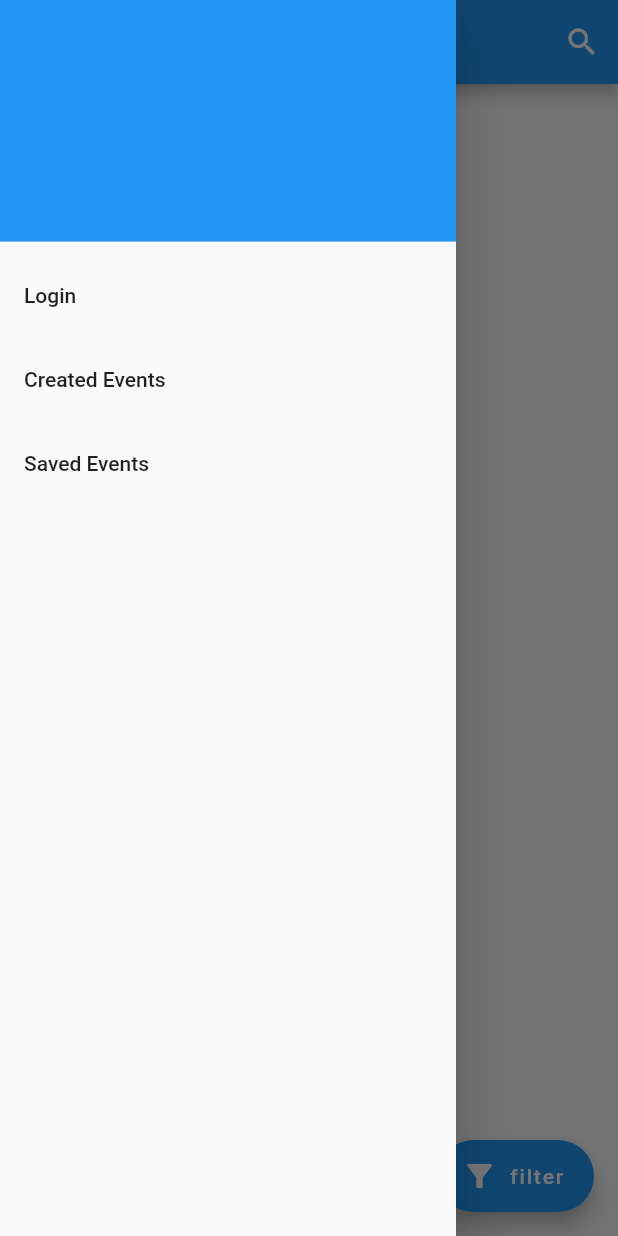
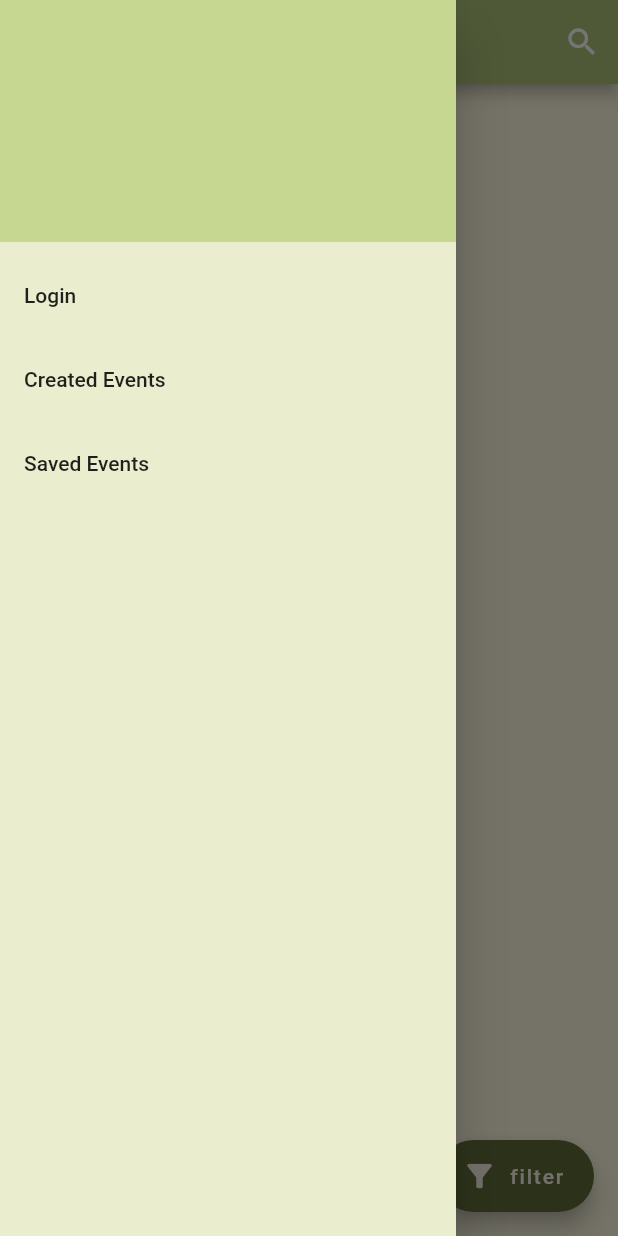
Before and after one commit to YukiHinana/GTEvents, a Flutter app: the screen it shows after launch, with the side drawer open, on a phone screen of 412 x 824 dp. Run offline on Flutter 3.47's test engine with Material 2 defaults, Android fonts, the phone set to English and light mode, and no system bars; drawn by our look-alikes of pull_to_refresh; our stand-ins replace dio, flutter_redux, go_router, image_cropper, image_picker, redux and 1 more; network calls fail; Roboto replaces fonts that are missing (Georgia).

Commit message:
change theme color

```diff
--- a/frontend/lib/component/eventCard.dart
+++ b/frontend/lib/component/eventCard.dart
@@ -116,7 +116,7 @@ class _EventCardState extends State<EventCard> {
                   bottomLeft: Radius.circular(10.0),
                   bottomRight: Radius.circular(10.0),
                 ),
-                color: Colors.white60,
+                color: Colors.white70,
               ),
               child: Row(
                 children: [
@@ -127,12 +127,12 @@ class _EventCardState extends State<EventCard> {
                         padding: const EdgeInsets.only(bottom: 7.0),
                         child: Text(
                           title,
-                          style: const TextStyle(fontSize: 25),
+                          style: const TextStyle(fontSize: 25, fontFamily: "Google Sans"),
                         ),
                       ),
                       subtitle: Text(
                         "location: $location",
-                        style: const TextStyle(fontSize: 15),
+                        style: const TextStyle(fontSize: 15, color: Color(0xff01012d)),
                       ),
                     ),
                   ),
--- a/frontend/lib/component/sidebar.dart
+++ b/frontend/lib/component/sidebar.dart
@@ -40,12 +40,14 @@ class _UserSideBar extends State<UserSideBar> {
         converter: (store) => store.state,
         builder: (context, appState) {
           return Drawer(
+            child: Container(
+              color: Color(0xffeaeecf),
               child: ListView(
                 padding: EdgeInsets.zero,
                 children: <Widget>[
                   DrawerHeader(
                     decoration: const BoxDecoration(
-                    color: Colors.blue,
+                      color: Color(0xffc5d790),
                     ),
                     child: Text(appState.userInfo?.username??""),
                   ),
@@ -92,6 +94,7 @@ class _UserSideBar extends State<UserSideBar> {
                     )
                 ],
               ),
+            ),
           );
         }
     );
--- a/frontend/lib/config.dart
+++ b/frontend/lib/config.dart
@@ -3,8 +3,8 @@ import 'package:redux/redux.dart';
 
 //change URL to your local ip to run
 class Config {
-  // static const baseURL = "http://3.145.83.83:8080";
-  static const baseURL = "http://localhost:8080";
+  static const baseURL = "http://3.145.83.83:8080";
+  // static const baseURL = "http://localhost:8080";
 }
 //User infor entity
 class UserInfo {
--- a/frontend/lib/homeScreen.dart
+++ b/frontend/lib/homeScreen.dart
@@ -45,8 +45,8 @@ class _HomeScreenState extends State<HomeScreen> {
       ),
       floatingActionButton: FloatingActionButton.extended(
           onPressed: (){},
-          label: const Text("filter"),
-          icon: const Icon(Icons.filter_list_alt),
+          label: const Text("filter", style: TextStyle(color: Color(0xfffcf3ea)),),
+          icon: const Icon(Icons.filter_list_alt, color: Color(0xfffcf3ea),),
       ),
       body: StoreConnector<AppState, AppState>(
         converter: (store) {
--- a/frontend/lib/main.dart
+++ b/frontend/lib/main.dart
@@ -66,6 +66,20 @@ class MyApp extends StatelessWidget {
             return MaterialApp.router(
                 title: 'hello',
                 routerConfig: _router,
+                theme: ThemeData(
+                    colorScheme: ColorScheme.fromSwatch().copyWith(
+                      primary: Color(0xffADC178),
+                      // primary: Color(0xffa98467),
+                      secondary: Color(0xff606c38),
+                    ),
+                  scaffoldBackgroundColor: Color(0xffFEFAE0),
+                  fontFamily: 'Georgia',
+                  textTheme: const TextTheme(
+                    displayLarge: TextStyle(fontSize: 60.0, fontWeight: FontWeight.bold),
+                    titleLarge: TextStyle(fontSize: 30.0, fontStyle: FontStyle.italic),
+                    bodyMedium: TextStyle(fontSize: 14.0, fontFamily: 'Google Sans'),
+                  ),
+                )
             );
           }
       ),
```
Also changed, not shown: frontend/lib/component/eventTile.dart (+9 -4 lines), frontend/lib/eventDetailPage.dart (+13 -2 lines). Lines whose indentation alone changed are shown as unchanged.
